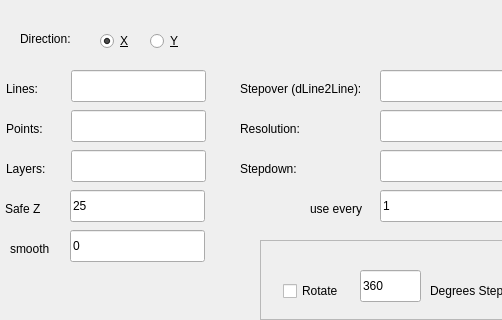
Qt form src/Gui/SimpleCutterDialog.ui (fredrickojackson/CppCAM) before a commit; both pictures show x 0 to 502 and y 0 to 320 of the 796 by 602 pixel window.
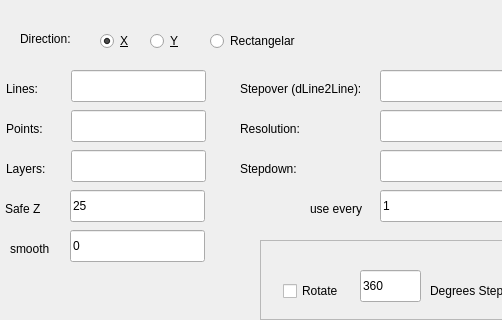
The same form after that commit. Icons and pictures are not drawn.

What changed in the file:
```diff
--- a/src/Gui/SimpleCutterDialog.ui
+++ b/src/Gui/SimpleCutterDialog.ui
@@ -469,6 +469,22 @@
     <string>smooth</string>
    </property>
   </widget>
+  <widget class="QRadioButton" name="rbRect">
+   <property name="geometry">
+    <rect>
+     <x>210</x>
+     <y>30</y>
+     <width>105</width>
+     <height>22</height>
+    </rect>
+   </property>
+   <property name="text">
+    <string>Rectangelar</string>
+   </property>
+   <property name="checked">
+    <bool>false</bool>
+   </property>
+  </widget>
  </widget>
  <resources>
   <include location="pycam.qrc"/>
```
